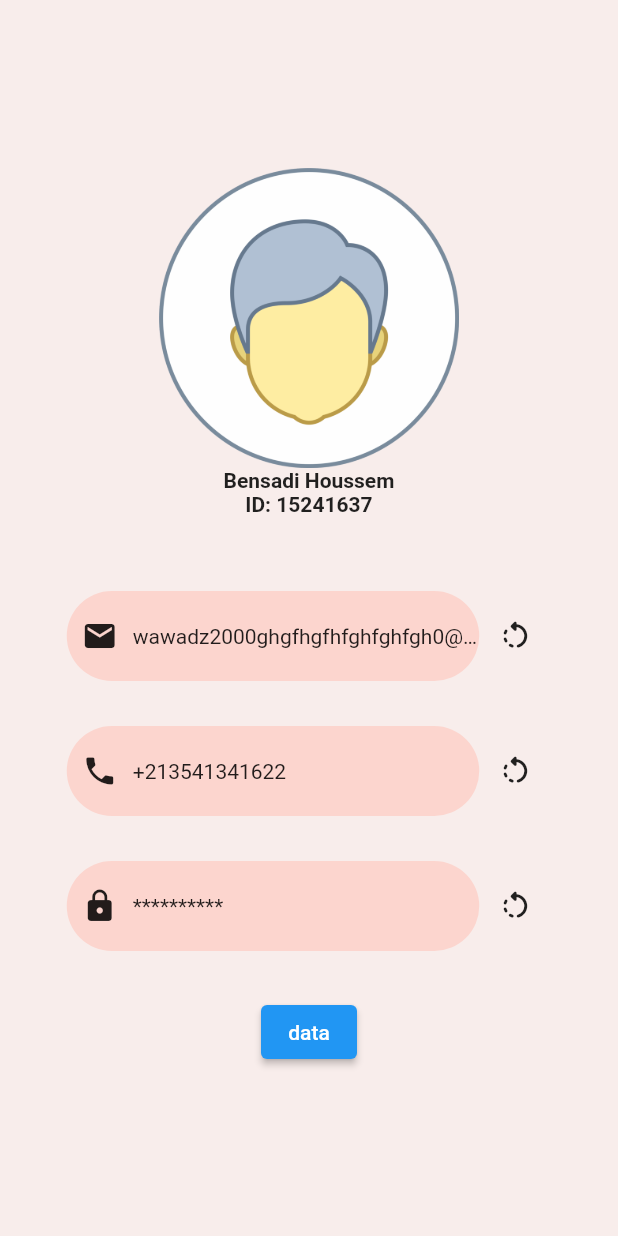
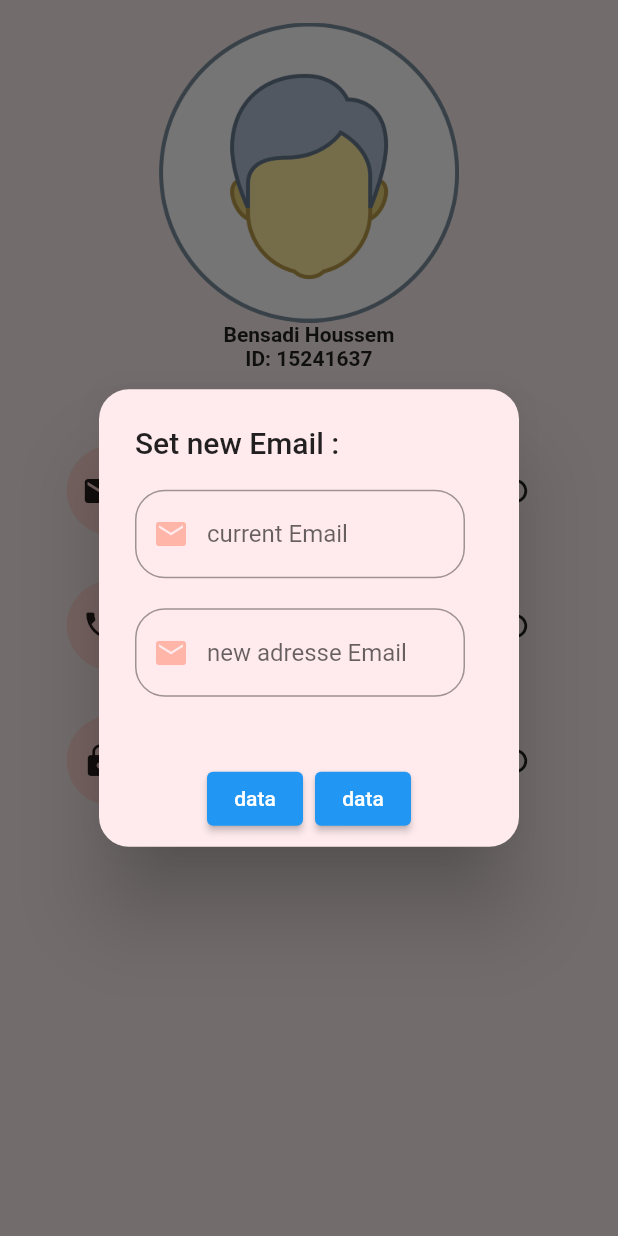
Before and after one commit to IDIRYACINE/online_order_client, a Flutter app: the ProfileScreen screen opened directly, after a tap on the "rotate left" icon, on a phone screen of 412 x 824 dp. Run offline on Flutter 3.47's test engine with Material 2 defaults, Android fonts, the phone set to English and light mode, and no system bars; our stand-ins replace cloud_firestore, firebase_auth, firebase_core, firebase_database, firebase_storage, google_maps_flutter and 2 more; missing offline and left inert: flutter_facebook_auth; accounts and stored records are empty; statements that could not run were skipped.

Commit message:
PopUp problem Solved

```diff
--- a/lib/Ui/Components/components.dart
+++ b/lib/Ui/Components/components.dart
@@ -1,6 +1,7 @@
 import 'package:flutter/material.dart';
 import 'package:online_order_client/Domain/Profile/profile_model.dart';
 import 'package:online_order_client/Ui/Catalogue/product_screen.dart';
+import 'package:online_order_client/Ui/Profile/Profile_dialoge.dart';
 import '../../Domain/Catalogue/category_model.dart';
 import '../../Domain/Catalogue/product_model.dart';
 import 'package:online_order_client/Ui/Profile/profile_screen.dart';
@@ -329,24 +330,23 @@ Widget pricesTabl(Product product) {
         ]),
       ]);
 }
-Widget ProfileInfo (String TitleType ,Function function, Icon iconfiled) {
+
+Widget ProfileInfo(String TitleType, Icon iconfiled) {
   return Row(
       mainAxisSize: MainAxisSize.max,
       mainAxisAlignment: MainAxisAlignment.center,
-    children:[
+      children: [
         Container(
-        height:60 ,
-        width:275 ,
-        decoration : BoxDecoration(
+          height: 60,
+          width: 275,
+          decoration: BoxDecoration(
               borderRadius: BorderRadius.circular(30),
-          color: parseColor("#FCD5CE")
-        ),
+              color: parseColor("#FCD5CE")),
           child: Padding(
             padding: const EdgeInsets.symmetric(
               vertical: 15,
             ),
-        child: Row(
-          children:[
+            child: Row(children: [
               SizedBox(
                 width: 10,
               ),
@@ -355,7 +355,8 @@ Widget ProfileInfo (String TitleType ,Function function, Icon iconfiled) {
                 width: 10,
               ),
               Expanded(
-              child: Text(TitleType,
+                child: Text(
+                  TitleType,
                   style: TextStyle(
                     fontSize: 14,
                     overflow: TextOverflow.ellipsis,
@@ -364,13 +365,9 @@ Widget ProfileInfo (String TitleType ,Function function, Icon iconfiled) {
                   softWrap: false,
                   textAlign: TextAlign.left,
                 ),
-            ),]
+              ),
+            ]),
           ),
         ),
-    ),
-    IconButton(
-      onPressed: (){ function; }
-, icon: Icon(Icons.rotate_left_rounded) ,
-      )
       ]);
 }
--- a/lib/Ui/Profile/Profile_dialoge.dart
+++ b/lib/Ui/Profile/Profile_dialoge.dart
@@ -9,14 +9,17 @@ class ChangeElementProfile extends StatefulWidget {
 }
 
 class _ChangeElementProfileState extends State<ChangeElementProfile> {
-
   @override
   Widget build(BuildContext context) {
        return  Form(
+                child: SingleChildScrollView(
+                  scrollDirection: Axis.horizontal,
+                  child: Container(
+                    height: 150,
                     child: Column(
                               children: [
                      SizedBox(
-                  width: 150,
+                      width: 220,
                       child: TextFormField(
                         keyboardType: TextInputType.text,
                         decoration: InputDecoration(
@@ -31,7 +34,10 @@ class _ChangeElementProfileState extends State<ChangeElementProfile> {
                       ),
                     ),
                     SizedBox(
-                  width: 150,
+                      height: 20,
+                    ),
+                    SizedBox(
+                      width: 220,
                       child: TextFormField(
                         keyboardType: TextInputType.emailAddress,
                         decoration: InputDecoration(
@@ -46,6 +52,8 @@ class _ChangeElementProfileState extends State<ChangeElementProfile> {
                       ),
                     ),
                               ],
+                            ),
+                  ),
                 ));
   }
 }
--- a/lib/Ui/Profile/profile_screen.dart
+++ b/lib/Ui/Profile/profile_screen.dart
@@ -19,8 +19,15 @@ class _ProfileState extends State<ProfileScreen> {
             backgroundColor: Colors.red[50],
             shape: const RoundedRectangleBorder(
                 borderRadius: BorderRadius.all(Radius.circular(20.0))),
-            content: const ChangeElementProfile(),
+            content: SingleChildScrollView(
+              scrollDirection: Axis.vertical,
+              child: const ChangeElementProfile()),
             title: title,
+            actions: [
+              ElevatedButton(onPressed: () {}, child: Text("data")),
+              ElevatedButton(onPressed: () {}, child: Text("data"))
+            ],
+            actionsAlignment: MainAxisAlignment.center,
           );
         });
   }
@@ -29,7 +36,13 @@ class _ProfileState extends State<ProfileScreen> {
   Widget build(BuildContext context) {
     return Scaffold(
         backgroundColor: parseColor("#F8EDEB"),
-        body: Column(
+        body: Padding(
+          padding: const EdgeInsets.symmetric(
+            vertical: 15,
+          ),
+          child: SingleChildScrollView(
+            scrollDirection: Axis.vertical,
+            child: Column(
               mainAxisSize: MainAxisSize.max,
               crossAxisAlignment: CrossAxisAlignment.center,
               mainAxisAlignment: MainAxisAlignment.center,
@@ -53,27 +66,43 @@ class _ProfileState extends State<ProfileScreen> {
                 SizedBox(
                   height: 50,
                 ),
-            ProfileInfo("wawadz2000ghgfhgfhfghfghfgh0@gmail.com", ()=>DisplayChangeElemntPoupUp (context,const Text("data")),const Icon(Icons.email)),
+                Row(mainAxisAlignment: MainAxisAlignment.center, children: [
+                  ProfileInfo("wawadz2000ghgfhgfhfghfghfgh0@gmail.com",
+                      Icon(Icons.email)),
+                  IconButton(
+                    onPressed: () {
+                      DisplayChangeElemntPoupUp(
+                          context, Text("Set new Email : "));
+                    },
+                    icon: Icon(Icons.rotate_left_rounded),
+                  )
+                ]),
                 SizedBox(
                   height: 30,
                 ),
-            ProfileInfo("+213541341622", () {
-              ChangeElementProfile();
-            }, const Icon(Icons.phone)),
+                Row(mainAxisAlignment: MainAxisAlignment.center, children: [
+                  ProfileInfo("+2130541341655", Icon(Icons.phone)),
+                  IconButton(
+                    onPressed: () {},
+                    icon: Icon(Icons.rotate_left_rounded),
+                  )
+                ]),
                 SizedBox(
                   height: 30,
                 ),
-            ProfileInfo("**********", () {}, Icon(Icons.lock)),
+                Row(mainAxisAlignment: MainAxisAlignment.center, children: [
+                  ProfileInfo("*********", Icon(Icons.lock)),
+                  IconButton(
+                    onPressed: () {},
+                    icon: Icon(Icons.rotate_left_rounded),
+                  )
+                ]),
                 SizedBox(
                   height: 30,
                 ),
-            ElevatedButton(
-                onPressed: () async{
-                 await DisplayChangeElemntPoupUp(context, Text("do smg"));
-                },
-                child: Text("data")
+              ],
             ),
-          ],
+          ),
         ));
   }
 }
```
Lines whose indentation alone changed are shown as unchanged.
